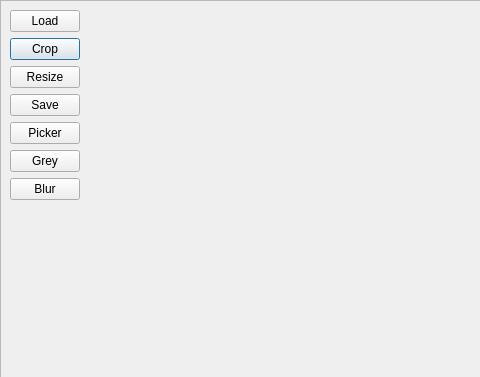
Qt form fotochop/newForm.ui (namealreadytaken/fotochope) before a commit; both pictures show x 0 to 480 and y 0 to 377 of the 783 by 658 pixel window.
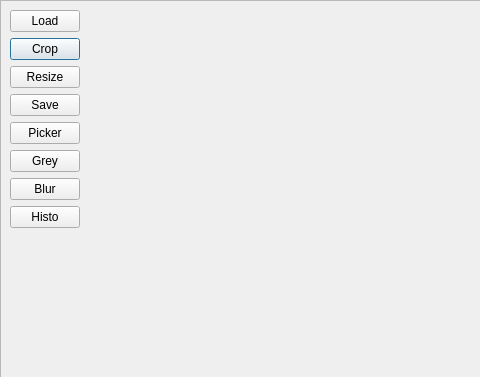
The same form after that commit.

Commit message: Ajout de l'histo YUV est pas tout a fait finit

The edit to the form file:
```diff
--- a/fotochop/newForm.ui
+++ b/fotochop/newForm.ui
@@ -190,6 +190,19 @@
          </property>
         </widget>
        </item>
+       <item row="7" column="0">
+        <widget class="QPushButton" name="histoButton">
+         <property name="maximumSize">
+          <size>
+           <width>70</width>
+           <height>16777215</height>
+          </size>
+         </property>
+         <property name="text">
+          <string>Histo</string>
+         </property>
+        </widget>
+       </item>
       </layout>
      </widget>
     </widget>
```
Left out of the diff: 2 changed lines with no effect on the pictures. The commit also changes 10 other files.
